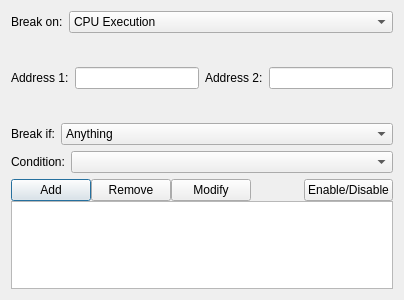
This is debugger/breakpointdialog.ui in christopherpow/nesicide as Qt 5 draws it before an edit. The edited form follows.
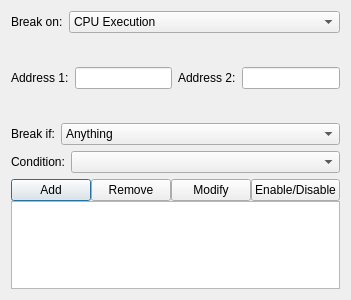
This is the edited form. The open tabs and pages were chosen to show the change.

The edit to the form file:
```diff
--- a/debugger/breakpointdialog.ui
+++ b/debugger/breakpointdialog.ui
@@ -6,7 +6,7 @@
    <rect>
     <x>0</x>
     <y>0</y>
-    <width>404</width>
+    <width>333</width>
     <height>300</height>
    </rect>
   </property>
@@ -348,6 +348,9 @@
        <property name="text">
         <string>Enable/Disable</string>
        </property>
+       <property name="autoDefault">
+        <bool>false</bool>
+       </property>
       </widget>
      </item>
     </layout>
```
Left out of the diff: 24 changed lines with no effect on the pictures.
